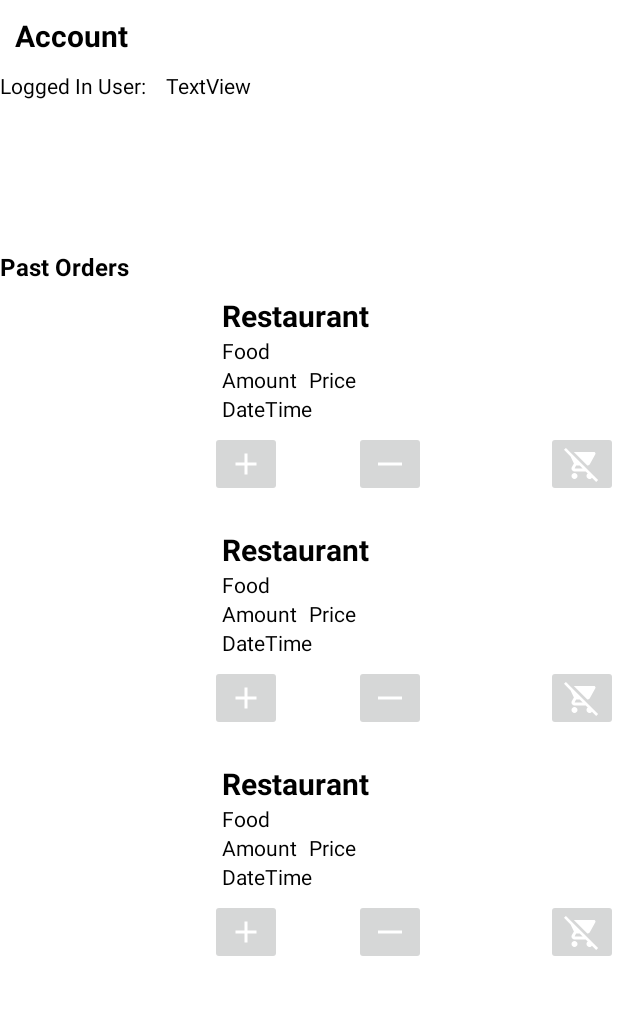
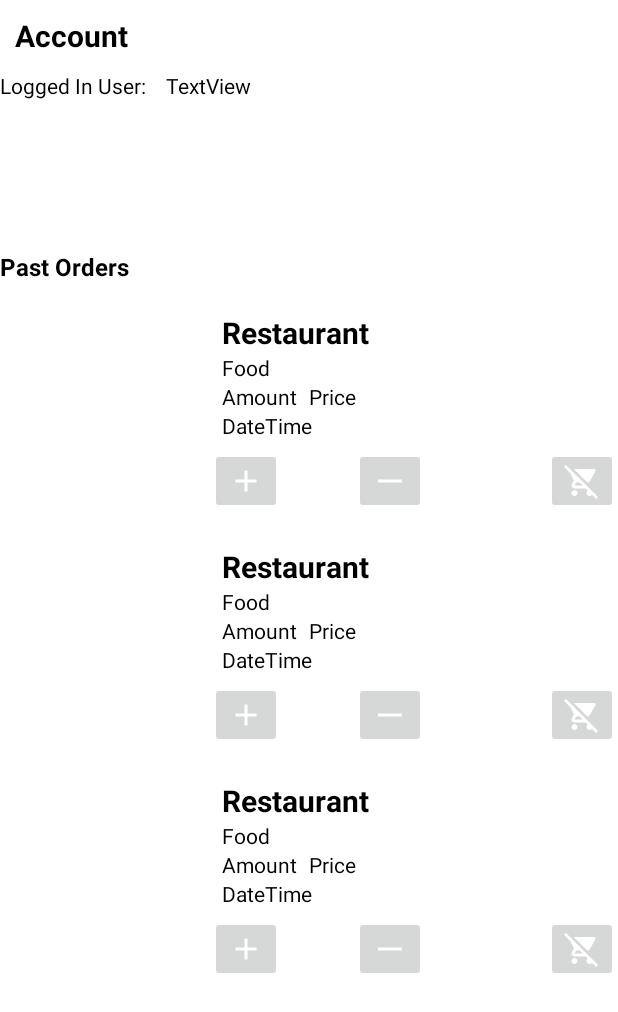
Before and after one commit to KevinSenjaya937/Food_Delivery_App, an Android app: the layout fragment_account.xml on its own in the app's theme, with its tools: preview values and no code run, on a phone screen of 412 x 824 dp. Shown: the top 1012 px of the screen. Run offline under Robolectric (Android 15) with nearby library versions, the phone set to English and light mode, and no system bars.

Commit message:
Main Functionalities DONE

```diff
--- a/app/src/main/res/layout/fragment_account.xml
+++ b/app/src/main/res/layout/fragment_account.xml
@@ -59,11 +59,12 @@
     <androidx.recyclerview.widget.RecyclerView
         android:id="@+id/pastOrderRecyclerView"
         android:layout_width="match_parent"
-        android:layout_height="wrap_content"
+        android:layout_height="match_parent"
         tools:listitem="@layout/cart_item"
         app:layout_constraintTop_toBottomOf="@id/pastOrderHeader"
         app:layout_constraintLeft_toLeftOf="parent"
-        app:layout_constraintRight_toRightOf="parent"/>
+        app:layout_constraintRight_toRightOf="parent"
+        android:layout_marginTop="200dp"/>
 
 
 </androidx.constraintlayout.widget.ConstraintLayout>
```
Also changed, not shown: app/src/main/java/au/edu/curtin/fooddeliveryapp/fragments/Account/LoginFragment.kt (+10 -0 lines), app/src/main/java/au/edu/curtin/fooddeliveryapp/fragments/Cart/CartFragment.kt (+6 -1 lines).
